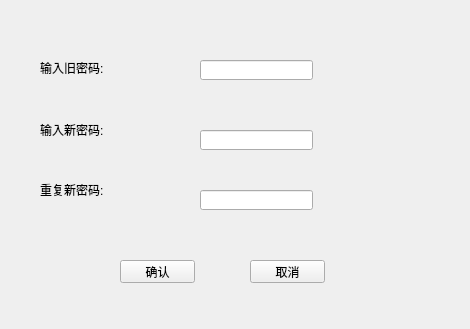
Old version of the form ac1608/changepasswordwnd.ui in the repository jpcstpj7281/gameseer.
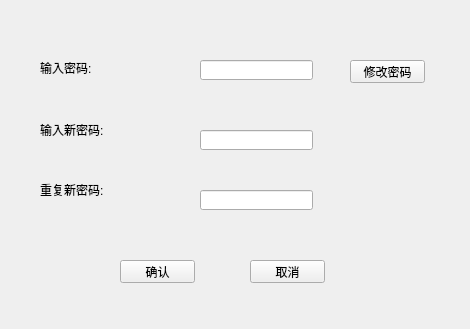
New version of the form.

Diff of the .ui file:
```diff
--- a/ac1608/changepasswordwnd.ui
+++ b/ac1608/changepasswordwnd.ui
@@ -23,7 +23,7 @@
     </rect>
    </property>
    <property name="text">
-    <string>输入旧密码:</string>
+    <string>输入密码:</string>
    </property>
   </widget>
   <widget class="QLabel" name="label_2">
@@ -117,6 +117,19 @@
     <enum>QLineEdit::Password</enum>
    </property>
   </widget>
+  <widget class="QPushButton" name="pushButton_3">
+   <property name="geometry">
+    <rect>
+     <x>350</x>
+     <y>60</y>
+     <width>75</width>
+     <height>23</height>
+    </rect>
+   </property>
+   <property name="text">
+    <string>修改密码</string>
+   </property>
+  </widget>
  </widget>
  <resources/>
  <connections/>
```
